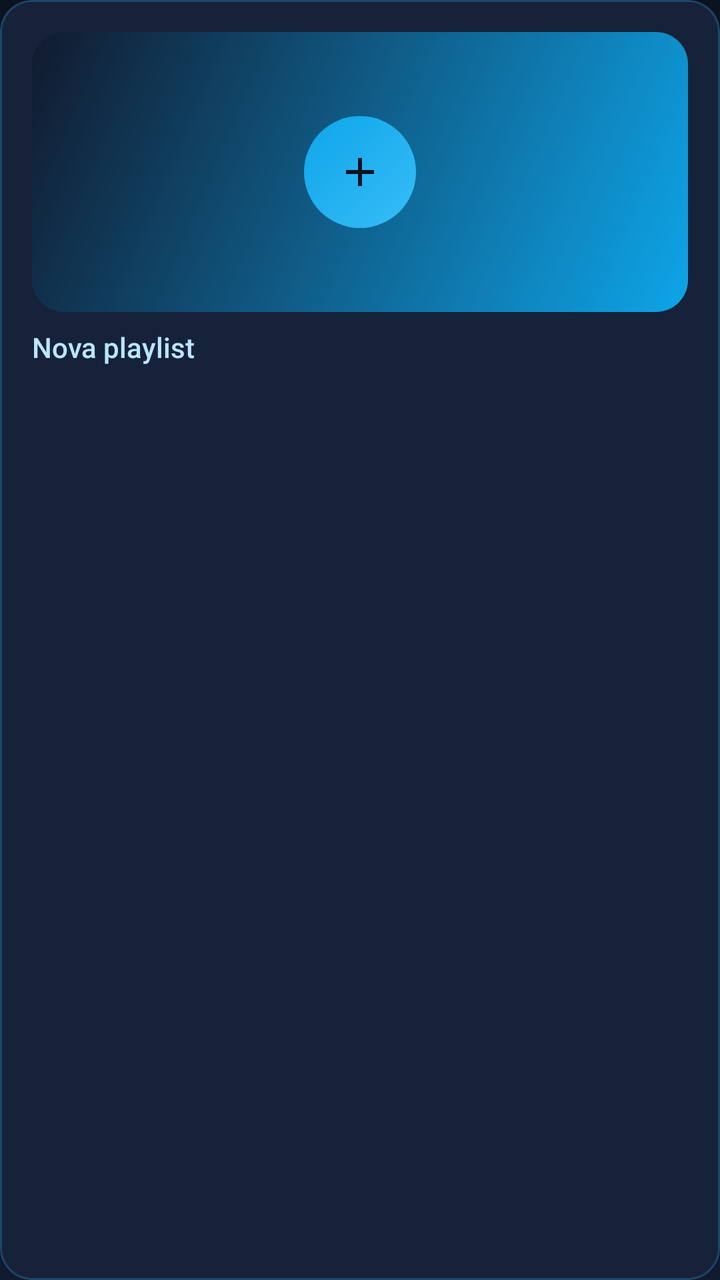
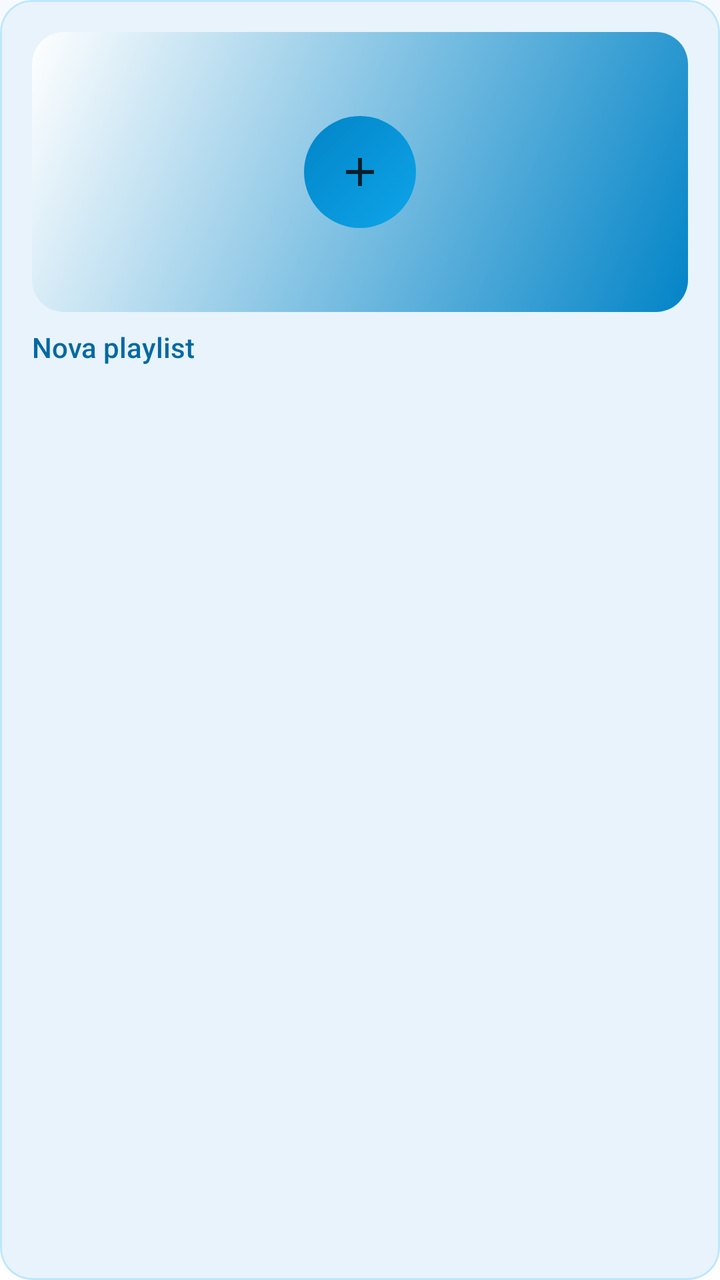

An Android layout rendered at two revisions. The XML below is the earlier revision; the diff shows what the commit changed to produce the second picture.
<!-- AndroidManifest.xml: application theme Theme.MystMusic -->
<!-- res/layout/item_playlist_new.xml -->
<?xml version="1.0" encoding="utf-8"?>
<com.google.android.material.card.MaterialCardView xmlns:android="http://schemas.android.com/apk/res/android"
    xmlns:app="http://schemas.android.com/apk/res-auto"
    android:id="@+id/newPlaylistCard"
    android:layout_width="match_parent"
    android:layout_height="wrap_content"
    android:layout_margin="6dp"
    android:clickable="true"
    android:focusable="true"
    app:cardBackgroundColor="@color/surface_alt"
    app:cardCornerRadius="@dimen/corner_medium"
    app:cardElevation="0dp"
    app:strokeColor="@color/sky_alpha_24"
    app:strokeWidth="1dp">

    <LinearLayout
        android:layout_width="match_parent"
        android:layout_height="wrap_content"
        android:gravity="center"
        android:orientation="vertical"
        android:padding="@dimen/space_m">

        <FrameLayout
            android:layout_width="match_parent"
            android:layout_height="140dp"
            android:background="@drawable/bg_playlist_placeholder">

            <ImageView
                android:layout_width="56dp"
                android:layout_height="56dp"
                android:layout_gravity="center"
                android:background="@drawable/bg_gradient_circle"
                android:contentDescription="@null"
                android:padding="16dp"
                android:src="@drawable/ic_add"
                app:tint="@color/bg" />
        </FrameLayout>

        <TextView
            android:layout_width="match_parent"
            android:layout_height="wrap_content"
            android:layout_marginTop="@dimen/space_s"
            android:ellipsize="end"
            android:fontFamily="sans-serif-medium"
            android:maxLines="1"
            android:text="@string/playlists_new"
            android:textColor="@color/sky_200"
            android:textSize="@dimen/text_body" />
    </LinearLayout>
</com.google.android.material.card.MaterialCardView>
<!-- resources referenced by this layout -->
<resources>
  <color name="bg">#0B1220</color>
  <color name="sky_200">#BAE6FD</color>
  <color name="sky_alpha_24">#3D38BDF8</color>
  <color name="surface_alt">#16223A</color>
  <!-- drawable bg_gradient_circle (drawable) -->
  <?xml version="1.0" encoding="utf-8"?>
  <shape xmlns:android="http://schemas.android.com/apk/res/android" android:shape="oval">
      <gradient android:angle="135" android:startColor="@color/sky_400" android:endColor="@color/sky_500" />
  </shape>
  <!-- drawable bg_playlist_placeholder (drawable) -->
  <?xml version="1.0" encoding="utf-8"?>
  <shape xmlns:android="http://schemas.android.com/apk/res/android" android:shape="rectangle">
      <gradient android:angle="135" android:startColor="@color/sky_500" android:endColor="@color/surface" />
      <corners android:radius="16dp" />
  </shape>
  <style name="Theme.MystMusic" parent="Theme.Material3.Dark.NoActionBar">
          <item name="colorPrimary">@color/sky_400</item>
          <item name="colorOnPrimary">@color/bg</item>
          <item name="colorPrimaryContainer">@color/sky_500</item>
          <item name="colorOnPrimaryContainer">@color/bg</item>
          <item name="colorSecondary">@color/sky_500</item>
          <item name="colorOnSecondary">@color/text</item>
          <item name="colorSurface">@color/surface</item>
          <item name="colorOnSurface">@color/text</item>
          <item name="colorOnSurfaceVariant">@color/text_dim</item>
          <item name="colorError">@color/error</item>
          <item name="android:colorBackground">@color/bg</item>
          <item name="android:windowBackground">@drawable/bg_app</item>
          <item name="android:statusBarColor">@android:color/transparent</item>
          <item name="android:navigationBarColor">@android:color/transparent</item>
          <item name="android:windowLightStatusBar">false</item>
          <item name="android:windowLightNavigationBar">false</item>
          <item name="android:windowDrawsSystemBarBackgrounds">true</item>
          <item name="android:textColorPrimary">@color/text</item>
          <item name="android:textColorSecondary">@color/text_dim</item>
          <item name="materialAlertDialogTheme">@style/ThemeOverlay.MystMusic.Dialog</item>
          <item name="bottomSheetDialogTheme">@style/ThemeOverlay.MystMusic.BottomSheet</item>
          <item name="android:windowAnimationStyle">@style/Animation.MystMusic.Window</item>
          <item name="android:windowContentTransitions">true</item>
          <item name="android:forceDarkAllowed" tools:targetApi="q">false</item>
      </style>
  <color name="sky_500">#0EA5E9</color>
  <color name="surface">#111A2E</color>
  <color name="text">#F1F5F9</color>
  <color name="text_dim">#94A3B8</color>
  <color name="error">#F87171</color>
  <!-- drawable bg_app (drawable) -->
  <?xml version="1.0" encoding="utf-8"?>
  <shape xmlns:android="http://schemas.android.com/apk/res/android" android:shape="rectangle">
      <gradient android:angle="270" android:startColor="@color/bg" android:endColor="@color/surface" />
  </shape>
  <style name="ThemeOverlay.MystMusic.Dialog" parent="ThemeOverlay.Material3.MaterialAlertDialog">
          <item name="colorSurface">@color/surface_alt</item>
          <item name="colorOnSurface">@color/text</item>
          <item name="colorPrimary">@color/sky_400</item>
          <item name="android:windowBackground">@color/transparent</item>
          <item name="android:windowAnimationStyle">@style/Animation.MystMusic.Dialog</item>
      </style>
  <style name="Widget.MystMusic.BottomSheet" parent="Widget.Material3.BottomSheet.Modal">
          <item name="backgroundTint">@color/surface_alt</item>
          <item name="shapeAppearanceOverlay">@style/ShapeAppearance.MystMusic.BottomSheet</item>
      </style>
  <!-- unchanged entries left out for length: 12 -->
</resources>

<!-- the commit's change to res/layout/item_playlist_new.xml (unified diff, before → after) -->
@@ -7,10 +7,10 @@
     android:layout_margin="6dp"
     android:clickable="true"
     android:focusable="true"
-    app:cardBackgroundColor="@color/surface_alt"
+    app:cardBackgroundColor="?attr/mystSurfaceAlt"
     app:cardCornerRadius="@dimen/corner_medium"
     app:cardElevation="0dp"
-    app:strokeColor="@color/sky_alpha_24"
+    app:strokeColor="?attr/mystAccentAlpha24"
     app:strokeWidth="1dp">
 
     <LinearLayout
@@ -33,7 +33,7 @@
                 android:contentDescription="@null"
                 android:padding="16dp"
                 android:src="@drawable/ic_add"
-                app:tint="@color/bg" />
+                app:tint="?attr/mystOnAccent" />
         </FrameLayout>
 
         <TextView
@@ -44,7 +44,7 @@
             android:fontFamily="sans-serif-medium"
             android:maxLines="1"
             android:text="@string/playlists_new"
-            android:textColor="@color/sky_200"
+            android:textColor="?attr/mystAccentText"
             android:textSize="@dimen/text_body" />
     </LinearLayout>
 </com.google.android.material.card.MaterialCardView>
<!-- resource entries referenced after the edit -->
@@ -1,65 +1,106 @@
 <!-- resources referenced by this layout -->
 <resources>
-  <color name="bg">#0B1220</color>
-  <color name="sky_200">#BAE6FD</color>
-  <color name="sky_alpha_24">#3D38BDF8</color>
-  <color name="surface_alt">#16223A</color>
   <!-- drawable bg_gradient_circle (drawable) -->
   <?xml version="1.0" encoding="utf-8"?>
   <shape xmlns:android="http://schemas.android.com/apk/res/android" android:shape="oval">
-      <gradient android:angle="135" android:startColor="@color/sky_400" android:endColor="@color/sky_500" />
+      <gradient android:angle="135" android:startColor="?attr/mystAccent" android:endColor="?attr/mystAccentDark" />
   </shape>
   <!-- drawable bg_playlist_placeholder (drawable) -->
   <?xml version="1.0" encoding="utf-8"?>
   <shape xmlns:android="http://schemas.android.com/apk/res/android" android:shape="rectangle">
-      <gradient android:angle="135" android:startColor="@color/sky_500" android:endColor="@color/surface" />
+      <gradient android:angle="135" android:startColor="?attr/mystAccentDark" android:endColor="?attr/mystSurface" />
       <corners android:radius="16dp" />
   </shape>
-  <style name="Theme.MystMusic" parent="Theme.Material3.Dark.NoActionBar">
-          <item name="colorPrimary">@color/sky_400</item>
-          <item name="colorOnPrimary">@color/bg</item>
-          <item name="colorPrimaryContainer">@color/sky_500</item>
-          <item name="colorOnPrimaryContainer">@color/bg</item>
-          <item name="colorSecondary">@color/sky_500</item>
-          <item name="colorOnSecondary">@color/text</item>
-          <item name="colorSurface">@color/surface</item>
-          <item name="colorOnSurface">@color/text</item>
-          <item name="colorOnSurfaceVariant">@color/text_dim</item>
-          <item name="colorError">@color/error</item>
-          <item name="android:colorBackground">@color/bg</item>
+  <style name="Theme.MystMusic" parent="Theme.MystMusic.Base">
+          <item name="colorPrimary">@color/light_accent</item>
+          <item name="colorOnPrimary">@color/on_accent</item>
+          <item name="colorPrimaryContainer">@color/sky_400</item>
+          <item name="colorOnPrimaryContainer">@color/on_accent</item>
+          <item name="colorSecondary">@color/light_accent_text</item>
+          <item name="colorOnSecondary">@color/on_accent</item>
+          <item name="colorSurface">@color/light_surface</item>
+          <item name="colorOnSurface">@color/light_text</item>
+          <item name="colorSurfaceVariant">@color/light_surface_alt</item>
+          <item name="colorOnSurfaceVariant">@color/light_text_dim</item>
+          <item name="colorOutline">@color/light_stroke_strong</item>
+          <item name="colorError">@color/light_error</item>
+          <item name="colorOnError">@color/white</item>
+          <item name="colorControlNormal">@color/light_text_dim</item>
+          <item name="colorControlActivated">@color/light_accent</item>
+          <item name="colorControlHighlight">@color/accent_alpha_24</item>
+          <item name="android:colorBackground">@color/light_bg</item>
+          <item name="android:textColorPrimary">@color/light_text</item>
+          <item name="android:textColorSecondary">@color/light_text_dim</item>
+          <item name="android:windowLightStatusBar" tools:targetApi="m">true</item>
+          <item name="android:windowLightNavigationBar" tools:targetApi="o_mr1">true</item>
+  
+          <item name="mystBackground">@color/light_bg</item>
+          <item name="mystSurface">@color/light_surface</item>
+          <item name="mystSurfaceAlt">@color/light_surface_alt</item>
+          <item name="mystOnSurface">@color/light_text</item>
+          <item name="mystOnSurfaceDim">@color/light_text_dim</item>
+          <item name="mystNavbarBg">@color/light_navbar</item>
+          <item name="mystStroke">@color/light_stroke</item>
+          <item name="mystStrokeStrong">@color/light_stroke_strong</item>
+          <item name="mystGradientStart">@color/light_bg</item>
+          <item name="mystGradientEnd">@color/light_surface_alt</item>
+          <item name="mystAccent">@color/light_accent</item>
+          <item name="mystAccentDark">@color/light_accent_dark</item>
+          <item name="mystAccentText">@color/light_accent_text</item>
+          <item name="mystOnAccent">@color/on_accent</item>
+          <item name="mystOnImage">@color/on_image</item>
+          <item name="mystImageScrim">@color/image_scrim</item>
+          <item name="mystPlayerScrim">@color/light_player_scrim</item>
+          <item name="mystError">@color/light_error</item>
+          <item name="mystSuccess">@color/light_success</item>
+          <item name="mystAccentAlpha16">@color/accent_alpha_16</item>
+          <item name="mystAccentAlpha24">@color/accent_alpha_24</item>
+      </style>
+  <style name="Theme.MystMusic.Base" parent="Theme.Material3.DayNight.NoActionBar">
           <item name="android:windowBackground">@drawable/bg_app</item>
           <item name="android:statusBarColor">@android:color/transparent</item>
           <item name="android:navigationBarColor">@android:color/transparent</item>
-          <item name="android:windowLightStatusBar">false</item>
-          <item name="android:windowLightNavigationBar">false</item>
           <item name="android:windowDrawsSystemBarBackgrounds">true</item>
-          <item name="android:textColorPrimary">@color/text</item>
-          <item name="android:textColorSecondary">@color/text_dim</item>
+          <item name="android:windowContentTransitions">true</item>
+          <item name="android:forceDarkAllowed" tools:targetApi="q">false</item>
           <item name="materialAlertDialogTheme">@style/ThemeOverlay.MystMusic.Dialog</item>
           <item name="bottomSheetDialogTheme">@style/ThemeOverlay.MystMusic.BottomSheet</item>
           <item name="android:windowAnimationStyle">@style/Animation.MystMusic.Window</item>
-          <item name="android:windowContentTransitions">true</item>
-          <item name="android:forceDarkAllowed" tools:targetApi="q">false</item>
       </style>
-  <color name="sky_500">#0EA5E9</color>
-  <color name="surface">#111A2E</color>
-  <color name="text">#F1F5F9</color>
-  <color name="text_dim">#94A3B8</color>
-  <color name="error">#F87171</color>
+  <color name="light_accent">#0EA5E9</color>
+  <color name="on_accent">#04202E</color>
+  <color name="light_accent_text">#0369A1</color>
+  <color name="light_surface">#FFFFFF</color>
+  <color name="light_text">#0F172A</color>
+  <color name="light_surface_alt">#E8F3FC</color>
+  <color name="light_text_dim">#475569</color>
+  <color name="light_stroke_strong">#330F172A</color>
+  <color name="light_error">#DC2626</color>
+  <color name="white">#FFFFFF</color>
+  <color name="accent_alpha_24">#3D38BDF8</color>
+  <color name="light_bg">#F6FAFE</color>
+  <color name="light_navbar">#EBFFFFFF</color>
+  <color name="light_stroke">#1A0F172A</color>
+  <color name="light_accent_dark">#0284C7</color>
+  <color name="on_image">#FFFFFF</color>
+  <color name="image_scrim">#80000000</color>
+  <color name="light_player_scrim">#CCF6FAFE</color>
+  <color name="light_success">#15803D</color>
+  <color name="accent_alpha_16">#2938BDF8</color>
   <!-- drawable bg_app (drawable) -->
   <?xml version="1.0" encoding="utf-8"?>
   <shape xmlns:android="http://schemas.android.com/apk/res/android" android:shape="rectangle">
-      <gradient android:angle="270" android:startColor="@color/bg" android:endColor="@color/surface" />
+      <gradient android:angle="270" android:startColor="?attr/mystBackground" android:endColor="?attr/mystSurface" />
   </shape>
   <style name="ThemeOverlay.MystMusic.Dialog" parent="ThemeOverlay.Material3.MaterialAlertDialog">
-          <item name="colorSurface">@color/surface_alt</item>
-          <item name="colorOnSurface">@color/text</item>
-          <item name="colorPrimary">@color/sky_400</item>
+          <item name="colorSurface">?attr/mystSurfaceAlt</item>
+          <item name="colorOnSurface">?attr/mystOnSurface</item>
+          <item name="colorPrimary">?attr/mystAccentText</item>
           <item name="android:windowBackground">@color/transparent</item>
           <item name="android:windowAnimationStyle">@style/Animation.MystMusic.Dialog</item>
       </style>
   <style name="Widget.MystMusic.BottomSheet" parent="Widget.Material3.BottomSheet.Modal">
-          <item name="backgroundTint">@color/surface_alt</item>
+          <item name="backgroundTint">?attr/mystSurfaceAlt</item>
           <item name="shapeAppearanceOverlay">@style/ShapeAppearance.MystMusic.BottomSheet</item>
       </style>
   <!-- unchanged entries left out for length: 12 -->
